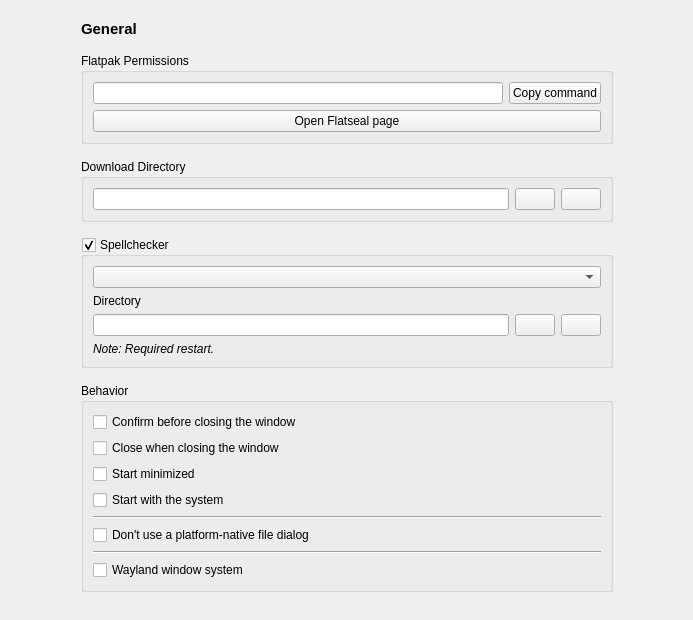
The window that zapzap/ui/ui_page_general.ui (rafatosta/zapzap) describes before a commit, drawn with Qt 5.
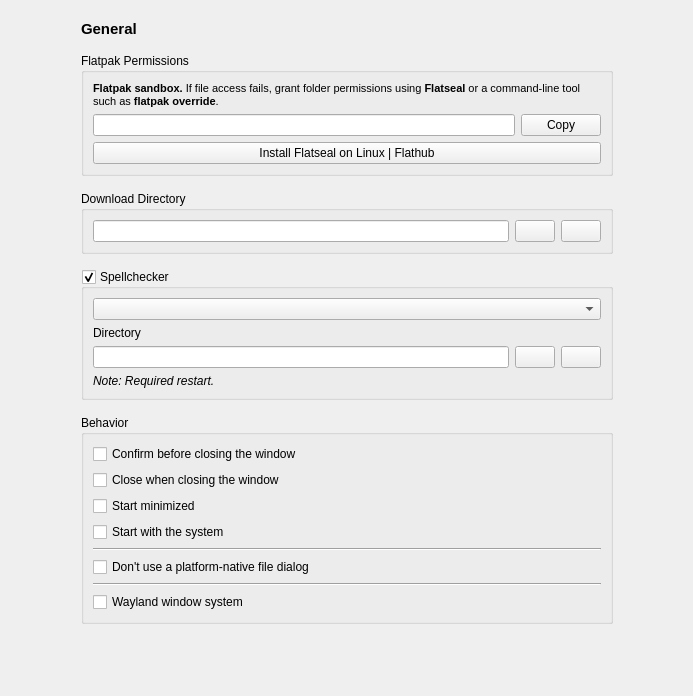
The same window after the commit.

Commit message: Improve information about Flatpak Permissions

The edit to the form file:
```diff
--- a/zapzap/ui/ui_page_general.ui
+++ b/zapzap/ui/ui_page_general.ui
@@ -7,7 +7,7 @@
     <x>0</x>
     <y>0</y>
     <width>693</width>
-    <height>620</height>
+    <height>696</height>
    </rect>
   </property>
   <property name="windowTitle">
@@ -72,27 +72,48 @@
            <string>Flatpak Permissions</string>
           </property>
           <layout class="QGridLayout" name="gridLayout_4">
-           <item row="0" column="1">
+           <item row="1" column="1">
             <widget class="QPushButton" name="btn_copy_flatpak_command">
              <property name="text">
-              <string>Copy command</string>
+              <string>Copy</string>
              </property>
             </widget>
            </item>
-           <item row="1" column="0" colspan="2">
-            <widget class="QPushButton" name="btn_open_flatseal">
-             <property name="text">
-              <string>Open Flatseal page</string>
-             </property>
-            </widget>
-           </item>
-           <item row="0" column="0">
+           <item row="1" column="0">
             <widget class="QLineEdit" name="flatpak_command_input">
              <property name="readOnly">
               <bool>true</bool>
              </property>
             </widget>
            </item>
+           <item row="2" column="0" colspan="2">
+            <widget class="QPushButton" name="btn_open_flatseal">
+             <property name="toolTip">
+              <string>Flatseal is a graphical utility to review and modify permissions from your Flatpak applications.</string>
+             </property>
+             <property name="text">
+              <string>Install Flatseal on Linux | Flathub</string>
+             </property>
+            </widget>
+           </item>
+           <item row="0" column="0" colspan="2">
+            <widget class="QLabel" name="label_flatpak_info">
+             <property name="font">
+              <font>
+               <pointsize>8</pointsize>
+              </font>
+             </property>
+             <property name="text">
+              <string>&lt;html&gt;&lt;head/&gt;&lt;body&gt;&lt;p&gt;&lt;span style=&quot; font-weight:700;&quot;&gt;Flatpak sandbox.&lt;/span&gt; If file access fails, grant folder permissions using &lt;span style=&quot; font-weight:700;&quot;&gt;Flatseal&lt;/span&gt; or a command-line tool such as &lt;span style=&quot; font-weight:700;&quot;&gt;flatpak override&lt;/span&gt;.&lt;/p&gt;&lt;/body&gt;&lt;/html&gt;</string>
+             </property>
+             <property name="scaledContents">
+              <bool>true</bool>
+             </property>
+             <property name="wordWrap">
+              <bool>true</bool>
+             </property>
+            </widget>
+           </item>
           </layout>
          </widget>
         </item>
```
Left out of the diff: 22 changed lines with no effect on the pictures. The commit also changes 3 other files.
